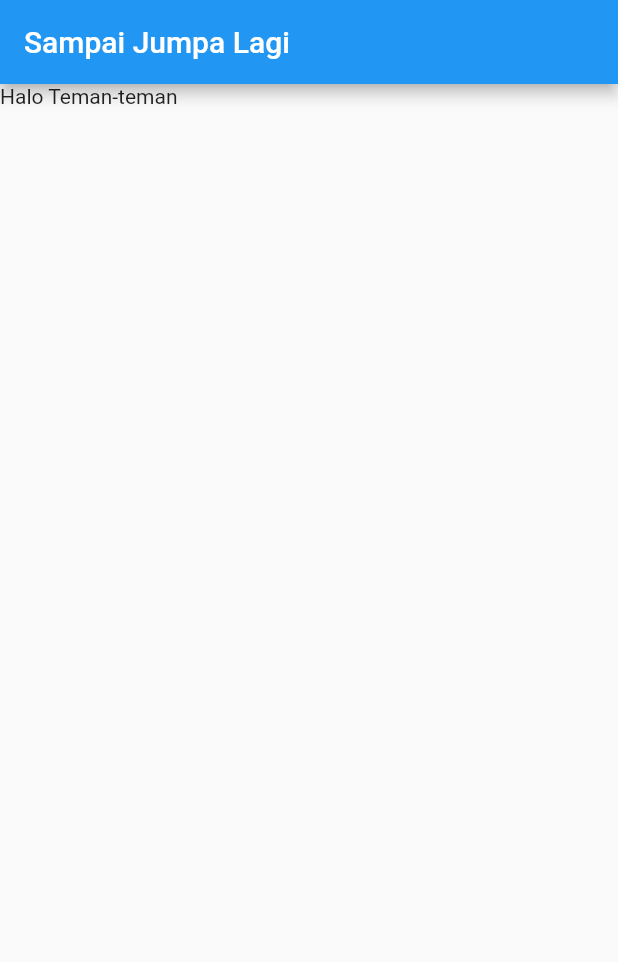
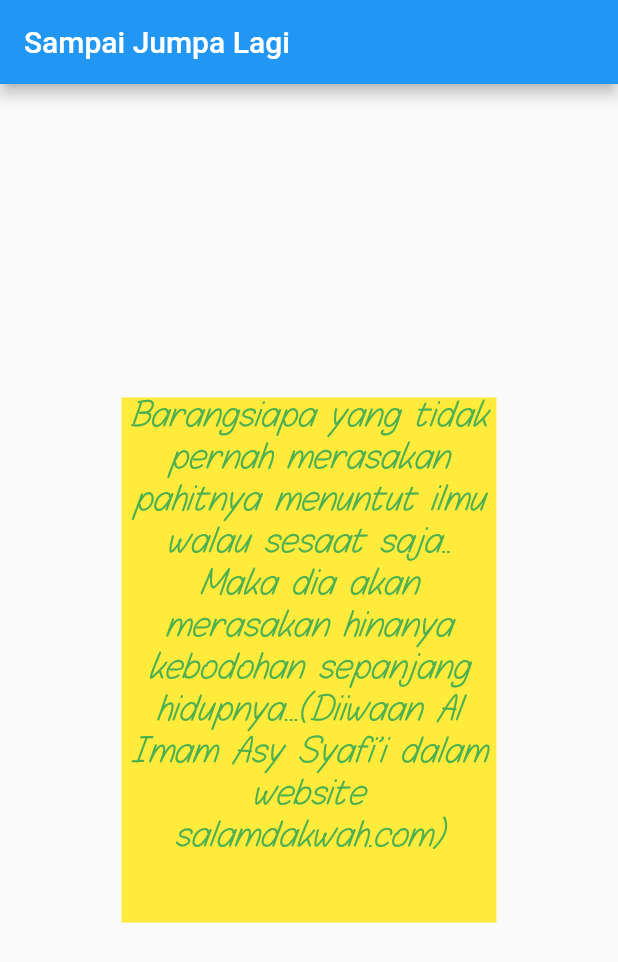
Before and after one commit to abumaryam/halo-app-flutter, a Flutter app: the screen it shows after launch, on a phone screen of 412 x 824 dp. Shown: the top 962 px of the screen. Run offline on Flutter 3.47's test engine with Material 2 defaults, Android fonts, the phone set to English and light mode, and no system bars.

Commit message:
Custom Font

```diff
--- a/lib/main.dart
+++ b/lib/main.dart
@@ -1,5 +1,5 @@
 import 'package:flutter/material.dart';
-import 'ui/HeloApp.dart';
+import 'ui/HaloApp.dart';
 
 void main() {
   runApp(HaloApp());
--- /dev/null
+++ b/lib/ui/HaloApp.dart
@@ -0,0 +1,33 @@
+import 'package:flutter/material.dart';
+
+class HaloApp extends StatelessWidget {
+  var quotes =
+      "Barangsiapa yang tidak pernah merasakan pahitnya menuntut ilmu walau sesaat saja.. Maka dia akan merasakan hinanya kebodohan sepanjang hidupnya...(Diiwaan Al Imam Asy Syafi'i dalam website salamdakwah.com)";
+
+  @override
+  Widget build(BuildContext context) {
+    return MaterialApp(
+      title: "Pertama",
+      home: Scaffold(
+        appBar: AppBar(title: Text('Sampai Jumpa Lagi')),
+        body: Center(
+            child: Container(
+          child: Text(
+            quotes,
+            softWrap: true,
+            textAlign: TextAlign.center,
+            style: TextStyle(
+                fontSize: 19,
+                color: Colors.green,
+                fontWeight: FontWeight.bold,
+                fontStyle: FontStyle.italic,
+                fontFamily: "Blockletters"),
+          ),
+          width: 250,
+          height: 350,
+          color: Colors.yellow,
+        )),
+      ),
+    );
+  }
+}
--- a/lib/ui/HeloApp.dart
+++ /dev/null
@@ -1,14 +0,0 @@
-import 'package:flutter/material.dart';
-
-class HaloApp extends StatelessWidget {
-  @override
-  Widget build(BuildContext context) {
-    return MaterialApp(
-      title: "Pertama",
-      home: Scaffold(
-        appBar: AppBar(title: Text('Sampai Jumpa Lagi')),
-        body: Text('Halo Teman-teman'),
-      ),
-    );
-  }
-}
```
Also changed, not shown: pubspec.yaml (+4 -6 lines), assets/fonts/Blokletters-Potlood.ttf (added).
